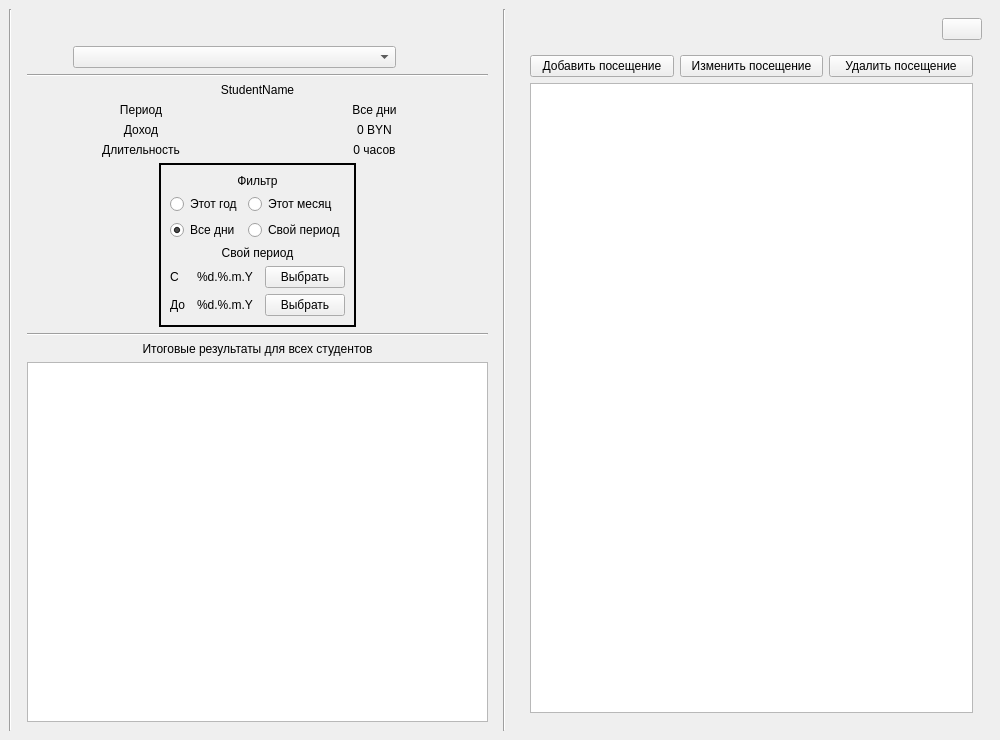
Before: the Qt Designer form ui_templates/windows/main_window.ui in IliaSuponeff/StudentsAccounting, drawn with Qt 5.
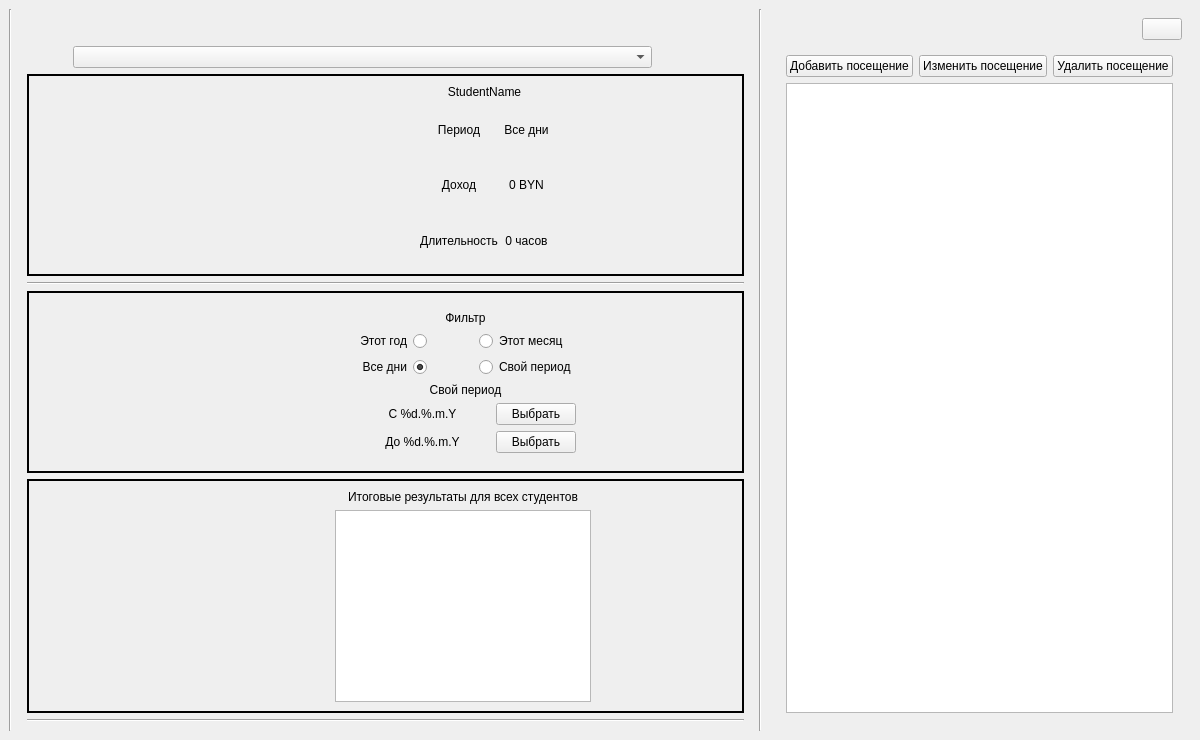
After: the same form once the commit is applied.

Diff of the .ui file:
```diff
--- a/ui_templates/windows/main_window.ui
+++ b/ui_templates/windows/main_window.ui
@@ -2,9 +2,17 @@
 <ui version="4.0">
  <class>MainWindow</class>
  <widget class="QMainWindow" name="MainWindow">
+  <property name="geometry">
+   <rect>
+    <x>0</x>
+    <y>0</y>
+    <width>1200</width>
+    <height>740</height>
+   </rect>
+  </property>
   <property name="minimumSize">
    <size>
-    <width>1000</width>
+    <width>1150</width>
     <height>740</height>
    </size>
   </property>
@@ -21,7 +29,7 @@
    <property name="styleSheet">
     <string notr="true"/>
    </property>
-   <layout class="QHBoxLayout" name="horizontalLayout_3">
+   <layout class="QHBoxLayout" name="horizontalLayout_4">
     <item>
      <widget class="Line" name="vLine_2">
       <property name="orientation">
@@ -33,7 +41,7 @@
      <widget class="QFrame" name="tools_frame">
       <property name="sizePolicy">
        <sizepolicy hsizetype="Expanding" vsizetype="Expanding">
-        <horstretch>5</horstretch>
+        <horstretch>2</horstretch>
         <verstretch>0</verstretch>
        </sizepolicy>
       </property>
@@ -177,14 +185,72 @@
         </layout>
        </item>
        <item>
-        <widget class="Line" name="hLine_2">
+        <widget class="QFrame" name="student_info_frame">
+         <property name="sizePolicy">
+          <sizepolicy hsizetype="Preferred" vsizetype="Expanding">
+           <horstretch>0</horstretch>
+           <verstretch>0</verstretch>
+          </sizepolicy>
+         </property>
+         <property name="frameShape">
+          <enum>QFrame::WinPanel</enum>
+         </property>
+         <property name="midLineWidth">
+          <number>1</number>
+         </property>
+         <layout class="QHBoxLayout" name="horizontalLayout_2">
+          <item>
+           <spacer name="horizontalSpacer_4">
          <property name="orientation">
           <enum>Qt::Horizontal</enum>
+            </property>
+            <property name="sizeType">
+             <enum>QSizePolicy::Expanding</enum>
+            </property>
+            <property name="sizeHint" stdset="0">
+             <size>
+              <width>40</width>
+              <height>20</height>
+             </size>
+            </property>
+           </spacer>
+          </item>
+          <item>
+           <widget class="QLabel" name="img_lbl_2">
+            <property name="text">
+             <string/>
          </property>
         </widget>
        </item>
+          <item>
+           <spacer name="horizontalSpacer_5">
+            <property name="orientation">
+             <enum>Qt::Horizontal</enum>
+            </property>
+            <property name="sizeType">
+             <enum>QSizePolicy::Expanding</enum>
+            </property>
+            <property name="sizeHint" stdset="0">
+             <size>
+              <width>40</width>
+              <height>20</height>
+             </size>
+            </property>
+           </spacer>
+          </item>
+          <item>
+           <layout class="QVBoxLayout" name="verticalLayout_4">
        <item>
         <widget class="QLabel" name="student_name_lbl">
+              <property name="sizePolicy">
+               <sizepolicy hsizetype="Preferred" vsizetype="Maximum">
+                <horstretch>0</horstretch>
+                <verstretch>0</verstretch>
+               </sizepolicy>
+              </property>
+              <property name="styleSheet">
+               <string notr="true">font: 75 12pt &quot;Segoe UI&quot;;</string>
+              </property>
          <property name="text">
           <string>StudentName</string>
          </property>
@@ -195,16 +261,10 @@
        </item>
        <item>
         <layout class="QGridLayout" name="gLayout_3">
-         <item row="2" column="1">
-          <widget class="QLabel" name="summary_timespan_result_lbl">
-           <property name="sizePolicy">
-            <sizepolicy hsizetype="Preferred" vsizetype="Preferred">
-             <horstretch>0</horstretch>
-             <verstretch>0</verstretch>
-            </sizepolicy>
-           </property>
+              <item row="0" column="1">
+               <widget class="QLabel" name="period_info_lbl">
            <property name="text">
-            <string>0 часов</string>
+                 <string>Все дни</string>
            </property>
            <property name="alignment">
             <set>Qt::AlignCenter</set>
@@ -221,6 +281,16 @@
            </property>
           </widget>
          </item>
+              <item row="0" column="0">
+               <widget class="QLabel" name="info_lbl_1">
+                <property name="text">
+                 <string>Период</string>
+                </property>
+                <property name="alignment">
+                 <set>Qt::AlignCenter</set>
+                </property>
+               </widget>
+              </item>
          <item row="2" column="0">
           <widget class="QLabel" name="info_lbl_8">
            <property name="text">
@@ -231,26 +301,6 @@
            </property>
           </widget>
          </item>
-         <item row="0" column="0">
-          <widget class="QLabel" name="info_lbl_1">
-           <property name="text">
-            <string>Период</string>
-           </property>
-           <property name="alignment">
-            <set>Qt::AlignCenter</set>
-           </property>
-          </widget>
-         </item>
-         <item row="0" column="1">
-          <widget class="QLabel" name="period_info_lbl">
-           <property name="text">
-            <string>Все дни</string>
-           </property>
-           <property name="alignment">
-            <set>Qt::AlignCenter</set>
-           </property>
-          </widget>
-         </item>
          <item row="1" column="1">
           <widget class="QLabel" name="student_summary_result_lbl">
            <property name="sizePolicy">
@@ -267,12 +317,28 @@
            </property>
           </widget>
          </item>
-        </layout>
-       </item>
+              <item row="2" column="1">
+               <widget class="QLabel" name="summary_timespan_result_lbl">
+                <property name="sizePolicy">
+                 <sizepolicy hsizetype="Preferred" vsizetype="Preferred">
+                  <horstretch>0</horstretch>
+                  <verstretch>0</verstretch>
+                 </sizepolicy>
+                </property>
+                <property name="text">
+                 <string>0 часов</string>
+                </property>
+                <property name="alignment">
+                 <set>Qt::AlignCenter</set>
+                </property>
+               </widget>
+              </item>
+             </layout>
+            </item>
+           </layout>
+          </item>
        <item>
-        <layout class="QHBoxLayout" name="horizontalLayout">
-         <item>
-          <spacer name="hSpacer_3">
+           <spacer name="horizontalSpacer_6">
            <property name="orientation">
             <enum>Qt::Horizontal</enum>
            </property>
@@ -286,11 +352,21 @@
             </size>
            </property>
           </spacer>
+          </item>
+         </layout>
+        </widget>
+       </item>
+       <item>
+        <widget class="Line" name="hLine_2">
+         <property name="orientation">
+          <enum>Qt::Horizontal</enum>
+         </property>
+        </widget>
          </item>
          <item>
           <widget class="QFrame" name="filter_frame">
            <property name="sizePolicy">
-            <sizepolicy hsizetype="Minimum" vsizetype="Minimum">
+          <sizepolicy hsizetype="Expanding" vsizetype="Minimum">
              <horstretch>0</horstretch>
              <verstretch>0</verstretch>
             </sizepolicy>
@@ -307,9 +383,72 @@
            <property name="midLineWidth">
             <number>1</number>
            </property>
+         <layout class="QHBoxLayout" name="horizontalLayout">
+          <item>
+           <spacer name="horizontalSpacer">
+            <property name="orientation">
+             <enum>Qt::Horizontal</enum>
+            </property>
+            <property name="sizeType">
+             <enum>QSizePolicy::Expanding</enum>
+            </property>
+            <property name="sizeHint" stdset="0">
+             <size>
+              <width>40</width>
+              <height>20</height>
+             </size>
+            </property>
+           </spacer>
+          </item>
+          <item>
+           <widget class="QLabel" name="img_lbl_1">
+            <property name="sizePolicy">
+             <sizepolicy hsizetype="Maximum" vsizetype="Preferred">
+              <horstretch>0</horstretch>
+              <verstretch>0</verstretch>
+             </sizepolicy>
+            </property>
+            <property name="layoutDirection">
+             <enum>Qt::LeftToRight</enum>
+            </property>
+            <property name="text">
+             <string/>
+            </property>
+            <property name="alignment">
+             <set>Qt::AlignRight|Qt::AlignTrailing|Qt::AlignVCenter</set>
+            </property>
+           </widget>
+          </item>
+          <item>
+           <spacer name="horizontalSpacer_3">
+            <property name="orientation">
+             <enum>Qt::Horizontal</enum>
+            </property>
+            <property name="sizeType">
+             <enum>QSizePolicy::Expanding</enum>
+            </property>
+            <property name="sizeHint" stdset="0">
+             <size>
+              <width>40</width>
+              <height>20</height>
+             </size>
+            </property>
+           </spacer>
+          </item>
+          <item>
+           <widget class="QFrame" name="filter_sub_frame">
+            <property name="sizePolicy">
+             <sizepolicy hsizetype="Expanding" vsizetype="Preferred">
+              <horstretch>0</horstretch>
+              <verstretch>0</verstretch>
+             </sizepolicy>
+            </property>
            <layout class="QVBoxLayout" name="verticalLayout">
             <item>
              <widget class="QLabel" name="info_lbl_2">
+               <property name="styleSheet">
+                <string notr="true">font: 75 12pt &quot;Segoe UI&quot;;</string>
+               </property>
               <property name="text">
                <string>Фильтр</string>
               </property>
@@ -322,6 +461,9 @@
              <layout class="QGridLayout" name="gLayout_2">
               <item row="0" column="0">
                <widget class="QRadioButton" name="this_year_filter_rbtn">
+                 <property name="layoutDirection">
+                  <enum>Qt::RightToLeft</enum>
+                 </property>
                 <property name="text">
                  <string>Этот год</string>
                 </property>
@@ -330,30 +472,71 @@
                 </property>
                </widget>
               </item>
-              <item row="0" column="1">
+               <item row="0" column="2">
                <widget class="QRadioButton" name="this_month_filter_rbtn">
                 <property name="text">
                  <string>Этот месяц</string>
                 </property>
                </widget>
               </item>
-              <item row="1" column="0">
-               <widget class="QRadioButton" name="all_days_filter_rbtn">
-                <property name="text">
-                 <string>Все дни</string>
-                </property>
-                <property name="checked">
-                 <bool>true</bool>
-                </property>
-               </widget>
-              </item>
-              <item row="1" column="1">
+               <item row="1" column="2">
                <widget class="QRadioButton" name="custom_period_rbtn">
                 <property name="text">
                  <string>Свой период</string>
                 </property>
                </widget>
               </item>
+               <item row="1" column="0">
+                <widget class="QRadioButton" name="all_days_filter_rbtn">
+                 <property name="layoutDirection">
+                  <enum>Qt::RightToLeft</enum>
+                 </property>
+                 <property name="text">
+                  <string>Все дни</string>
+                 </property>
+                 <property name="checked">
+                  <bool>true</bool>
+                 </property>
+                </widget>
+               </item>
+               <item row="0" column="1">
+                <widget class="QLabel" name="label">
+                 <property name="sizePolicy">
+                  <sizepolicy hsizetype="Fixed" vsizetype="Preferred">
+                   <horstretch>0</horstretch>
+                   <verstretch>0</verstretch>
+                  </sizepolicy>
+                 </property>
+                 <property name="minimumSize">
+                  <size>
+                   <width>40</width>
+                   <height>0</height>
+                  </size>
+                 </property>
+                 <property name="text">
+                  <string/>
+                 </property>
+                </widget>
+               </item>
+               <item row="1" column="1">
+                <widget class="QLabel" name="label_2">
+                 <property name="sizePolicy">
+                  <sizepolicy hsizetype="Fixed" vsizetype="Preferred">
+                   <horstretch>0</horstretch>
+                   <verstretch>0</verstretch>
+                  </sizepolicy>
+                 </property>
+                 <property name="minimumSize">
+                  <size>
+                   <width>40</width>
+                   <height>0</height>
+                  </size>
+                 </property>
+                 <property name="text">
+                  <string/>
+                 </property>
+                </widget>
+               </item>
              </layout>
             </item>
             <item>
@@ -368,36 +551,10 @@
             </item>
             <item>
              <layout class="QGridLayout" name="gLayout_1">
-              <item row="0" column="0">
-               <widget class="QLabel" name="info_lbl_4">
-                <property name="sizePolicy">
-                 <sizepolicy hsizetype="Maximum" vsizetype="Preferred">
-                  <horstretch>0</horstretch>
-                  <verstretch>0</verstretch>
-                 </sizepolicy>
-                </property>
-                <property name="text">
-                 <string>С </string>
-                </property>
-                <property name="alignment">
-                 <set>Qt::AlignCenter</set>
-                </property>
-               </widget>
-              </item>
-              <item row="1" column="0">
-               <widget class="QLabel" name="info_lbl_5">
-                <property name="text">
-                 <string>До</string>
-                </property>
-                <property name="alignment">
-                 <set>Qt::AlignCenter</set>
-                </property>
-               </widget>
-              </item>
-              <item row="0" column="2">
+               <item row="0" column="1">
                <widget class="QPushButton" name="choose_from_date_btn">
                 <property name="sizePolicy">
-                 <sizepolicy hsizetype="Maximum" vsizetype="Fixed">
+                  <sizepolicy hsizetype="Minimum" vsizetype="Fixed">
                   <horstretch>0</horstretch>
                   <verstretch>0</verstretch>
                  </sizepolicy>
@@ -410,10 +567,26 @@
                 </property>
                </widget>
               </item>
-              <item row="1" column="2">
+               <item row="1" column="0">
+                <widget class="QLabel" name="to_date_lbl">
+                 <property name="sizePolicy">
+                  <sizepolicy hsizetype="Minimum" vsizetype="Preferred">
+                   <horstretch>0</horstretch>
+                   <verstretch>0</verstretch>
+                  </sizepolicy>
+                 </property>
+                 <property name="text">
+                  <string>До %d.%.m.Y</string>
+                 </property>
+                 <property name="alignment">
+                  <set>Qt::AlignCenter</set>
+                 </property>
+                </widget>
+               </item>
+               <item row="1" column="1">
                <widget class="QPushButton" name="choose_to_date_btn">
                 <property name="sizePolicy">
-                 <sizepolicy hsizetype="Maximum" vsizetype="Fixed">
+                  <sizepolicy hsizetype="Minimum" vsizetype="Fixed">
                   <horstretch>0</horstretch>
                   <verstretch>0</verstretch>
                  </sizepolicy>
@@ -426,45 +599,29 @@
                 </property>
                </widget>
               </item>
-              <item row="0" column="1">
+               <item row="0" column="0">
                <widget class="QLabel" name="from_date_lbl">
                 <property name="sizePolicy">
-                 <sizepolicy hsizetype="Minimum" vsizetype="Preferred">
+                  <sizepolicy hsizetype="MinimumExpanding" vsizetype="Preferred">
                   <horstretch>0</horstretch>
                   <verstretch>0</verstretch>
                  </sizepolicy>
                 </property>
                 <property name="text">
-                 <string>%d.%.m.Y</string>
+                  <string>C %d.%.m.Y</string>
                 </property>
                 <property name="alignment">
                  <set>Qt::AlignCenter</set>
                 </property>
                </widget>
               </item>
-              <item row="1" column="1">
-               <widget class="QLabel" name="to_date_lbl">
-                <property name="sizePolicy">
-                 <sizepolicy hsizetype="Minimum" vsizetype="Preferred">
-                  <horstretch>0</horstretch>
-                  <verstretch>0</verstretch>
-                 </sizepolicy>
-                </property>
-                <property name="text">
-                 <string>%d.%.m.Y</string>
-                </property>
-                <property name="alignment">
-                 <set>Qt::AlignCenter</set>
-                </property>
-               </widget>
-              </item>
              </layout>
             </item>
            </layout>
           </widget>
          </item>
          <item>
-          <spacer name="hSpacer_2">
+           <spacer name="horizontalSpacer_2">
            <property name="orientation">
             <enum>Qt::Horizontal</enum>
            </property>
@@ -480,14 +637,58 @@
           </spacer>
          </item>
         </layout>
+        </widget>
        </item>
        <item>
-        <widget class="Line" name="hLine_1">
+        <widget class="QFrame" name="table_all_results_frame">
+         <property name="frameShape">
+          <enum>QFrame::WinPanel</enum>
+         </property>
+         <property name="midLineWidth">
+          <number>1</number>
+         </property>
+         <layout class="QHBoxLayout" name="horizontalLayout_3">
+          <item>
+           <spacer name="horizontalSpacer_9">
          <property name="orientation">
           <enum>Qt::Horizontal</enum>
          </property>
-        </widget>
-       </item>
+            <property name="sizeType">
+             <enum>QSizePolicy::Expanding</enum>
+            </property>
+            <property name="sizeHint" stdset="0">
+             <size>
+              <width>40</width>
+              <height>20</height>
+             </size>
+            </property>
+           </spacer>
+          </item>
+          <item>
+           <widget class="QLabel" name="img_lbl_3">
+            <property name="text">
+             <string/>
+            </property>
+           </widget>
+          </item>
+          <item>
+           <spacer name="horizontalSpacer_8">
+            <property name="orientation">
+             <enum>Qt::Horizontal</enum>
+            </property>
+            <property name="sizeType">
+             <enum>QSizePolicy::Expanding</enum>
+            </property>
+            <property name="sizeHint" stdset="0">
+             <size>
+              <width>40</width>
+              <height>20</height>
+             </size>
+            </property>
+           </spacer>
+          </item>
+          <item>
+           <layout class="QVBoxLayout" name="verticalLayout_5">
        <item>
         <widget class="QLabel" name="info_lbl_6">
          <property name="frameShadow">
@@ -512,6 +713,34 @@
         </widget>
        </item>
       </layout>
+          </item>
+          <item>
+           <spacer name="horizontalSpacer_7">
+            <property name="orientation">
+             <enum>Qt::Horizontal</enum>
+            </property>
+            <property name="sizeType">
+             <enum>QSizePolicy::Expanding</enum>
+            </property>
+            <property name="sizeHint" stdset="0">
+             <size>
+              <width>40</width>
+              <height>20</height>
+             </size>
+            </property>
+           </spacer>
+          </item>
+         </layout>
+        </widget>
+       </item>
+       <item>
+        <widget class="Line" name="hLine_1">
+         <property name="orientation">
+          <enum>Qt::Horizontal</enum>
+         </property>
+        </widget>
+       </item>
+      </layout>
      </widget>
     </item>
     <item>
@@ -525,7 +754,7 @@
      <widget class="QFrame" name="workspace_frame">
       <property name="sizePolicy">
        <sizepolicy hsizetype="Preferred" vsizetype="Preferred">
-        <horstretch>5</horstretch>
+        <horstretch>1</horstretch>
         <verstretch>0</verstretch>
        </sizepolicy>
       </property>
```
Lines whose indentation alone changed are shown as unchanged.
